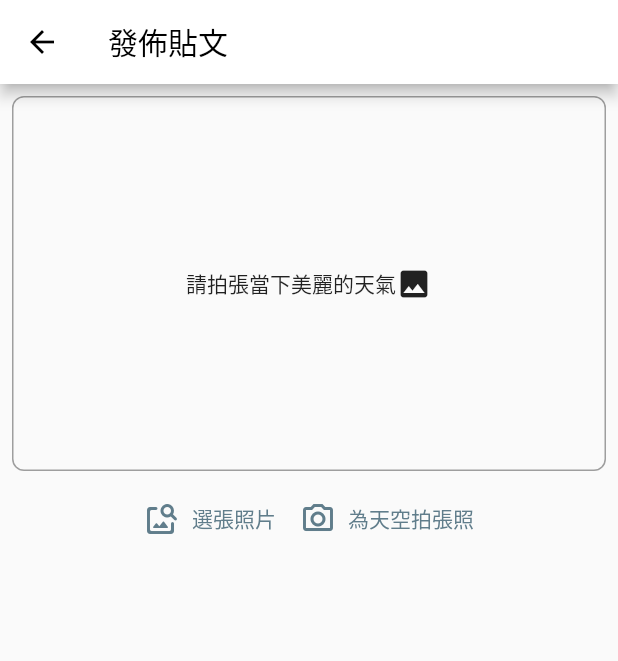
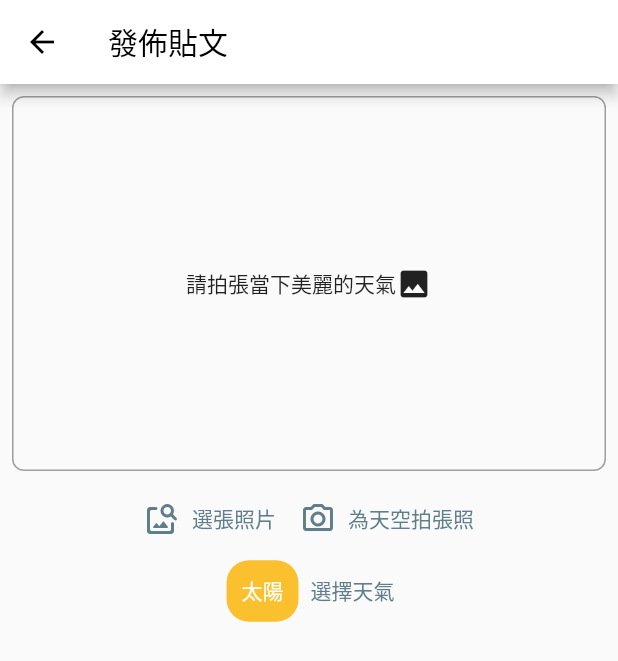
Before and after one commit to Wayne-Wang-Wayne/real_weather_app, a Flutter app: the CreatePostScreen screen opened by its route, on a phone screen of 412 x 824 dp. Shown: the top 661 px of the screen. Run offline on Flutter 3.47's test engine with Material 2 defaults, Android fonts, the phone set to English and light mode, and no system bars; our stand-ins replace cloud_firestore, firebase_auth, firebase_core, font_awesome_flutter, google_sign_in, image_picker; accounts and stored records are empty; network calls fail.

Commit message:
新增po文頁天氣Picker

```diff
--- a/lib/mainPage/createPostPage/screens/createPostScreen.dart
+++ b/lib/mainPage/createPostPage/screens/createPostScreen.dart
@@ -2,6 +2,8 @@ import 'package:flutter/material.dart';
 import 'package:flutter/src/foundation/key.dart';
 import 'package:flutter/src/widgets/framework.dart';
 import 'package:real_weather_shared_app/mainPage/createPostPage/widgets/pictureWidget.dart';
+
+import '../widgets/locAndWeatherPicker.dart';
 
 class CreatePostScreen extends StatelessWidget {
   const CreatePostScreen({Key? key}) : super(key: key);
@@ -25,7 +27,7 @@ class CreatePostScreen extends StatelessWidget {
         child: SingleChildScrollView(
           child: Column(
             crossAxisAlignment: CrossAxisAlignment.stretch,
-            children: [AddPictureWidget()],
+            children: [AddPictureWidget(), LocWeatherPicker()],
           ),
         ),
       ),
--- /dev/null
+++ b/lib/mainPage/createPostPage/widgets/locAndWeatherPicker.dart
@@ -0,0 +1,82 @@
+import 'package:flutter/cupertino.dart';
+import 'package:flutter/material.dart';
+import 'package:flutter/src/foundation/key.dart';
+import 'package:flutter/src/widgets/framework.dart';
+
+import '../../mainPostPage/widgets/postLabel.dart';
+
+class LocWeatherPicker extends StatefulWidget {
+  const LocWeatherPicker({Key? key}) : super(key: key);
+
+  @override
+  State<LocWeatherPicker> createState() => _LocWeatherPickerState();
+}
+
+class _LocWeatherPickerState extends State<LocWeatherPicker> {
+  late FixedExtentScrollController weatehrScrollController;
+  final _weatherOptions = ["太陽", "陰天", "下雨"];
+  int _weatherIndex = 0;
+
+  @override
+  void initState() {
+    super.initState();
+    weatehrScrollController =
+        FixedExtentScrollController(initialItem: _weatherIndex);
+  }
+
+  @override
+  void dispose() {
+    super.dispose();
+    weatehrScrollController.dispose();
+  }
+
+  @override
+  Widget build(BuildContext context) {
+    return Row(
+      mainAxisAlignment: MainAxisAlignment.center,
+      children: [
+        PostLabel(
+          rainLevel: _weatherIndex,
+        ),
+        TextButton(
+            onPressed: () {
+              showCupertinoModalPopup(
+                  context: context,
+                  builder: (context) => CupertinoActionSheet(
+                        actions: [buildWeatherPicker()],
+                        cancelButton: CupertinoActionSheetAction(
+                            onPressed: () => Navigator.pop(context),
+                            child: Text("取消")),
+                      ));
+            },
+            child: Text("選擇天氣"))
+      ],
+    );
+  }
+
+  Widget buildWeatherPicker() {
+    weatehrScrollController.dispose();
+    weatehrScrollController =
+        FixedExtentScrollController(initialItem: _weatherIndex);
+    return SizedBox(
+      height: 350,
+      child: CupertinoPicker(
+          scrollController: weatehrScrollController,
+          itemExtent: 64,
+          onSelectedItemChanged: (index) {
+            setState(() {
+              _weatherIndex = index;
+            });
+          },
+          children: [
+            for (final item in _weatherOptions)
+              Center(
+                child: Text(
+                  item,
+                  style: TextStyle(fontSize: 32),
+                ),
+              )
+          ]),
+    );
+  }
+}
```
